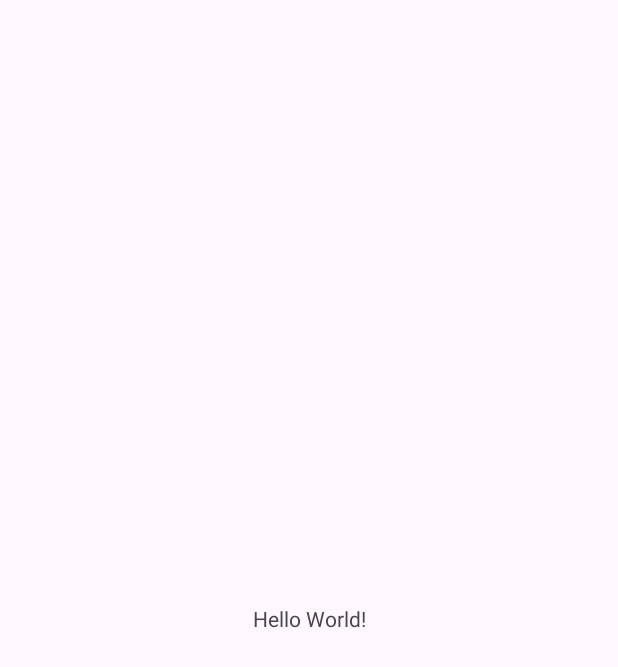
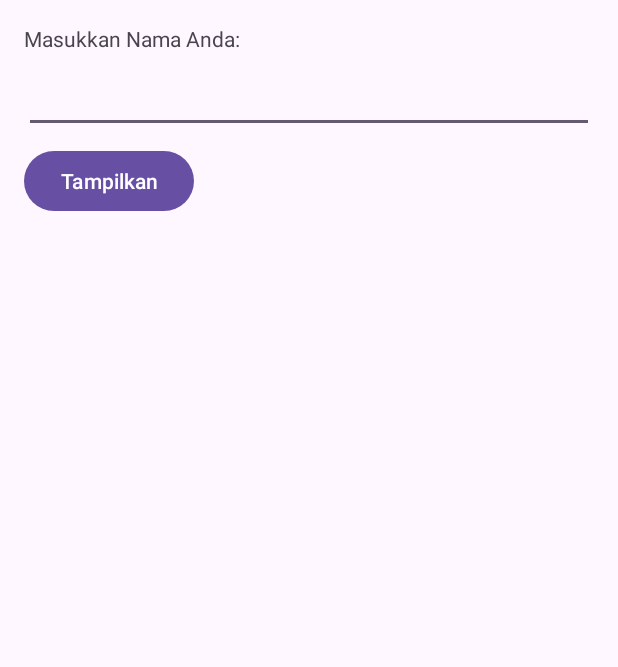
Before and after one commit to afebrii/VSGA-2024, an Android app: the screen it shows after launch (MainActivity), on a phone screen of 412 x 824 dp. Before the commit the part shown is almost empty. Shown: the top 667 px of the screen. Run offline under Robolectric (Android 15) with nearby library versions, the phone set to English and light mode, and no system bars.

Commit message:
Tambah input nama

```diff
--- a/app/src/main/java/com/afebrii/vsga2024/MainActivity.java
+++ b/app/src/main/java/com/afebrii/vsga2024/MainActivity.java
@@ -1,6 +1,9 @@
 package com.afebrii.vsga2024;
 
 import android.os.Bundle;
+import android.view.View;
+import android.widget.EditText;
+import android.widget.TextView;
 
 import androidx.activity.EdgeToEdge;
 import androidx.appcompat.app.AppCompatActivity;
@@ -9,6 +12,9 @@ import androidx.core.view.ViewCompat;
 import androidx.core.view.WindowInsetsCompat;
 
 public class MainActivity extends AppCompatActivity {
+
+    EditText inputNama;
+    TextView textNama;
 
     @Override
     protected void onCreate(Bundle savedInstanceState) {
@@ -20,5 +26,12 @@ public class MainActivity extends AppCompatActivity {
             v.setPadding(systemBars.left, systemBars.top, systemBars.right, systemBars.bottom);
             return insets;
         });
+
+        inputNama = findViewById(R.id.editText);
+        textNama = findViewById(R.id.textView);
+    }
+
+    public void showName(View view) {
+        textNama.setText("Nama Anda: " + inputNama.getText());
     }
 }
--- a/app/src/main/res/layout/activity_main.xml
+++ b/app/src/main/res/layout/activity_main.xml
@@ -1,19 +1,38 @@
 <?xml version="1.0" encoding="utf-8"?>
-<androidx.constraintlayout.widget.ConstraintLayout xmlns:android="http://schemas.android.com/apk/res/android"
+<LinearLayout xmlns:android="http://schemas.android.com/apk/res/android"
     xmlns:app="http://schemas.android.com/apk/res-auto"
     xmlns:tools="http://schemas.android.com/tools"
     android:id="@+id/main"
     android:layout_width="match_parent"
     android:layout_height="match_parent"
+    android:layout_margin="16dp"
+    android:orientation="vertical"
     tools:context=".MainActivity">
 
     <TextView
+        android:id="@+id/textView"
         android:layout_width="wrap_content"
         android:layout_height="wrap_content"
-        android:text="Hello World!"
+        android:text="Masukkan Nama Anda: "
         app:layout_constraintBottom_toBottomOf="parent"
         app:layout_constraintEnd_toEndOf="parent"
         app:layout_constraintStart_toStartOf="parent"
         app:layout_constraintTop_toTopOf="parent" />
 
-</androidx.constraintlayout.widget.ConstraintLayout>
+    <EditText
+        android:id="@+id/editText"
+        android:layout_width="match_parent"
+        android:layout_height="wrap_content"
+        android:layout_marginTop="8dp"
+        android:ems="10"
+        android:inputType="text" />
+
+    <Button
+        android:id="@+id/button"
+        android:layout_width="wrap_content"
+        android:layout_height="wrap_content"
+        android:layout_marginTop="8dp"
+        android:text="Tampilkan"
+        android:onClick="showName"/>
+
+</LinearLayout>
```
